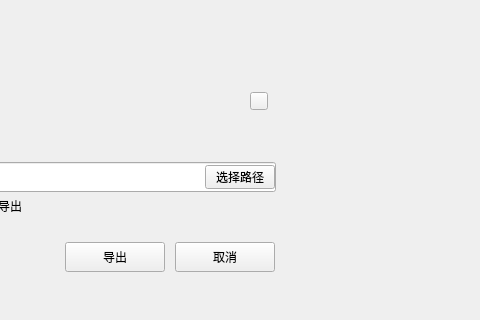
Old version of the form exportdialog.ui in the repository HcashOrg/hx-indicator; both pictures show x 375 to 855 and y 108 to 428 of the 960 by 580 pixel window.
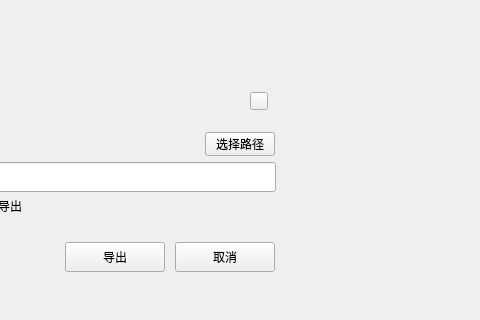
New version of the form.

What changed in the file:
```diff
--- a/exportdialog.ui
+++ b/exportdialog.ui
@@ -154,7 +154,7 @@
      <property name="geometry">
       <rect>
        <x>290</x>
-       <y>93</y>
+       <y>60</y>
        <width>70</width>
        <height>24</height>
       </rect>
```
